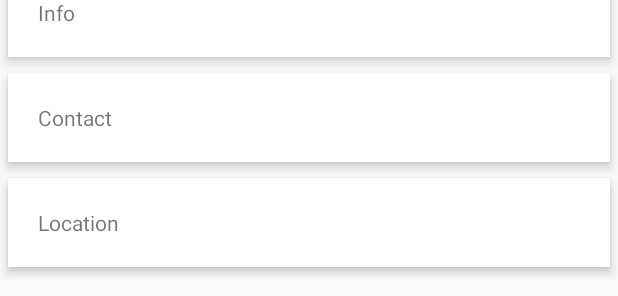
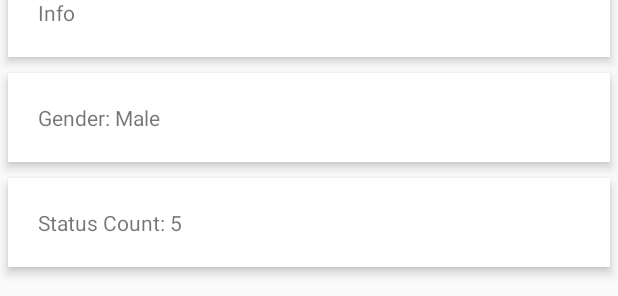
Before and after one commit to MuhtasimTanmoy/RHDapp, an Android app: the layout fragment_profile.xml on its own in the app's theme, with its tools: preview values and no code run, on a phone screen of 412 x 824 dp. Shown: the part 699-995 px from the top of the screen. Run offline under Robolectric (Android 15) with nearby library versions, the light colour scheme and no system bars; network calls fail.

Commit message:
Profile done

```diff
--- a/app/src/main/java/com/example/t/roadsandhighway/MapAPIfragment.java
+++ b/app/src/main/java/com/example/t/roadsandhighway/MapAPIfragment.java
@@ -352,7 +352,7 @@ public class MapAPIfragment extends Fragment implements AdapterView.OnItemClickL
 
             }
         });
-        Toast.makeText(getContext(), str, Toast.LENGTH_SHORT).show();
+        //Toast.makeText(getContext(), str, Toast.LENGTH_SHORT).show();
     }
 
     @Override
--- a/app/src/main/res/layout/fragment_profile.xml
+++ b/app/src/main/res/layout/fragment_profile.xml
@@ -105,10 +105,9 @@
                 android:clickable="true"
                 android:elevation="4dp"
                 android:padding="20dp"
-                android:text="Contact" />
+                android:text="Gender: Male" />
 
             <TextView
-
                 android:layout_width="fill_parent"
                 android:layout_height="wrap_content"
                 android:layout_margin="5dp"
@@ -118,7 +117,7 @@
                 android:clickable="true"
                 android:elevation="4dp"
                 android:padding="20dp"
-                android:text="Location" />
+                android:text="Status Count: 5" />
 
             <Button
                 android:layout_width="250dp"
```
Also changed, not shown: app/src/main/java/com/example/t/roadsandhighway/ProfileFragment.java (+4 -5 lines).
